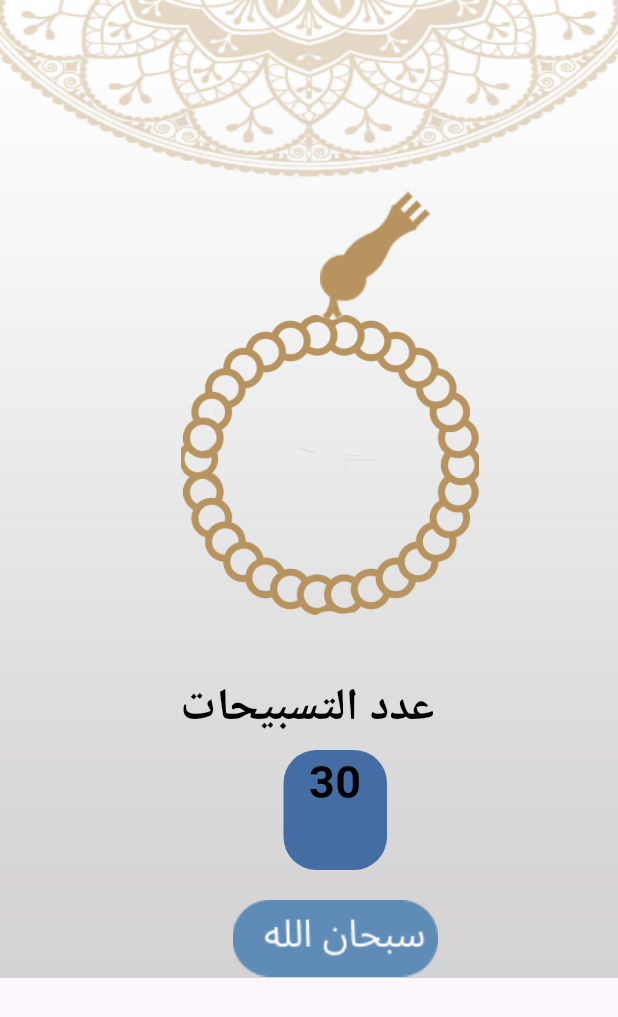
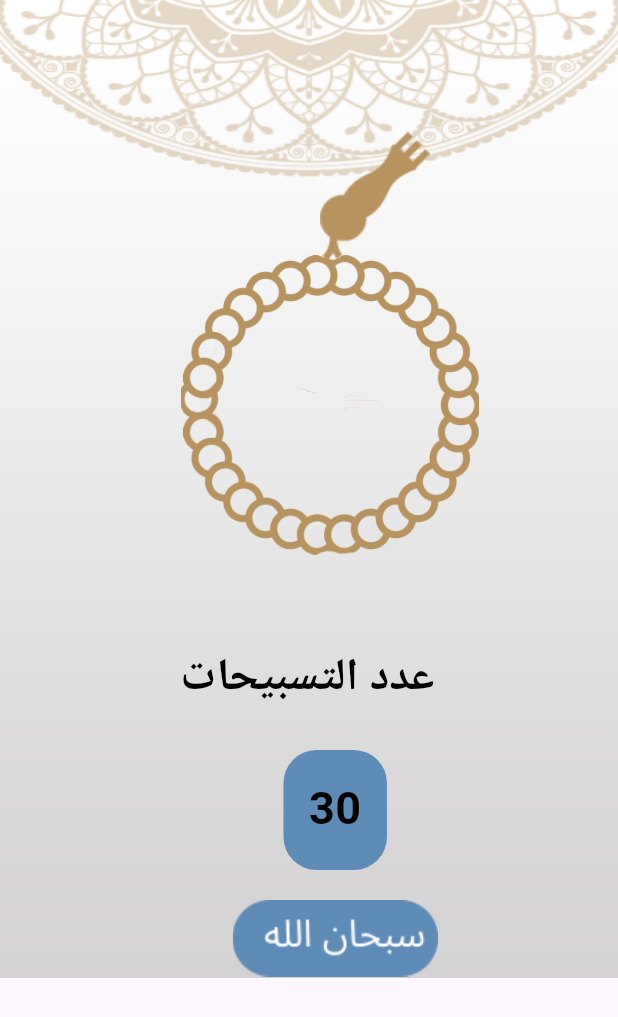
Before and after one commit to MohamedAliShaltoot/Islami_App, a Flutter app: the TaspihScreen widget shown alone on an empty page, opened directly, on a phone screen of 412 x 824 dp. Shown: the top 1017 px of the screen. Run offline on Flutter 3.47's test engine with Material 3 defaults, Android fonts, the phone set to English and light mode, and no system bars; Roboto replaces fonts that are missing (ElMessiri-Bold).

Commit message:
modify alignment of widgets to be suit

```diff
--- a/islami/lib/taspih_screen.dart
+++ b/islami/lib/taspih_screen.dart
@@ -24,17 +24,17 @@ class TaspihScreen extends StatelessWidget {
                   width: widthScreen,
                 ),
                 ),
-                  Positioned(left: 120,top: 210,child:  Image.asset(
+                  Positioned(left: 120,top: 170,child:  Image.asset(
                   "images/body of seb7a.png",width: 200,height: 200,
 
                 ),
                 ),
-              Positioned(left: 150,top: 80,child:  Image.asset(
+              Positioned(left: 150,top: 40,child:  Image.asset(
                   "images/head of seb7a.png",width: 200,height: 200,
 
                 ),
                 ),
-                  const Positioned(left: 120,top: 450,child:  Text("عدد التسبيحات ",
+                  const Positioned(left: 120,top: 430,child:  Text("عدد التسبيحات ",
                       style: TextStyle(
               color: Colors.black,
               fontWeight: FontWeight.bold,
@@ -48,19 +48,22 @@ class TaspihScreen extends StatelessWidget {
                   Container(
 
                     decoration: const BoxDecoration(
-                      color: Color.fromARGB(255, 68, 110, 163),
+                      color: Color(0xff5F8CB7),
                       borderRadius: BorderRadius.all(Radius.circular(22)),
                     ),
                     width: 69,
                     height: 80,
 
-                    child: const Text("30",
+                    child: const Padding(
+                      padding: EdgeInsets.all(17.0),
+                      child: Text("30",
                       textAlign: TextAlign.center,
                         style: TextStyle(
                                   color: Colors.black,
                                   fontWeight: FontWeight.bold,
                                   fontFamily: "ElMessiri-Bold",
                                   fontSize: 30),),
+                    ),
                   ),
                   const SizedBox(height:20,),
 
```
Lines whose indentation alone changed are shown as unchanged.
